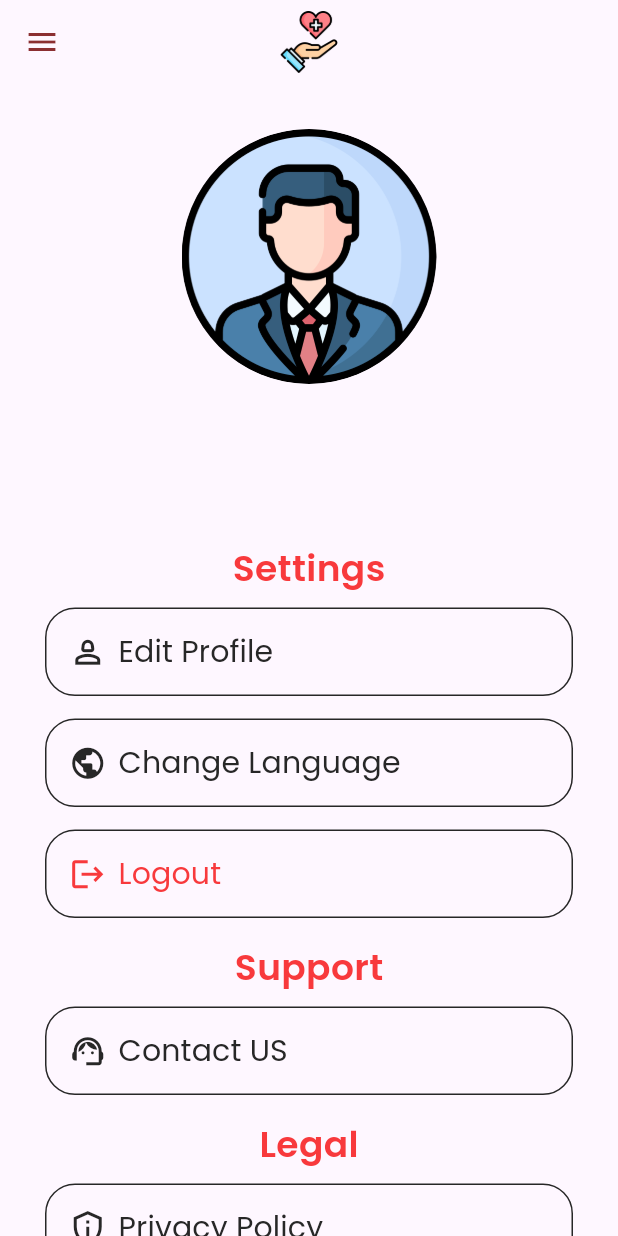
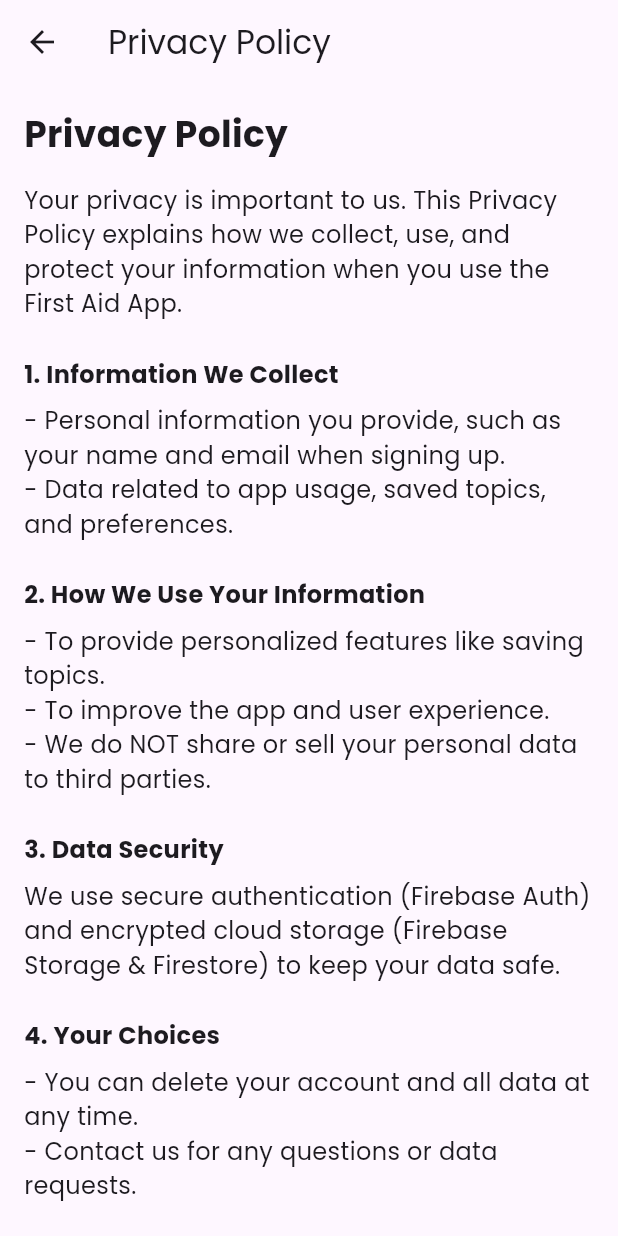
Before and after one commit to yvhiku/psu-first-aid-app, a Flutter app: the ProfileScreen screen opened directly, after a tap on "Privacy Policy", on a phone screen of 412 x 824 dp. Run offline on Flutter 3.47's test engine with Material 3 defaults, Android fonts, the phone set to English and light mode, and no system bars; our stand-ins replace cloud_firestore, country_picker, firebase_auth, firebase_core, firebase_storage, get and 6 more; missing offline and left inert: firebase_app_check; accounts and stored records are empty.

Commit message:
added privacy policy and screens

```diff
--- /dev/null
+++ b/lib/src/features/core/screens/profile/privacy_policy.dart
@@ -0,0 +1,86 @@
+import 'package:first_aid_app/src/constants/colors.dart';
+import 'package:flutter/material.dart';
+
+class PrivacyPolicyScreen extends StatelessWidget {
+  const PrivacyPolicyScreen({super.key});
+
+  @override
+  Widget build(BuildContext context) {
+    const baseStyle = TextStyle(fontFamily: 'Poppins', fontSize: 16);
+    const boldStyle = TextStyle(
+      fontFamily: 'Poppins',
+      fontSize: 16,
+      fontWeight: FontWeight.bold,
+    );
+
+    return Scaffold(
+      appBar: AppBar(
+        title: const Text(
+          'Privacy Policy',
+          style: TextStyle(fontFamily: 'Poppins'),
+        ),
+      ),
+      body: Padding(
+        padding: const EdgeInsets.all(16.0),
+        child: ListView(
+          children: const [
+            Text(
+              'Privacy Policy',
+              style: TextStyle(
+                fontFamily: 'Poppins',
+                fontSize: 24,
+                fontWeight: FontWeight.bold,
+              ),
+            ),
+            SizedBox(height: 16),
+            Text(
+              'Your privacy is important to us. This Privacy Policy explains how we collect, use, and protect your information when you use the First Aid App.',
+              style: baseStyle,
+            ),
+            SizedBox(height: 24),
+            Text('1. Information We Collect', style: boldStyle),
+            SizedBox(height: 8),
+            Text(
+              '- Personal information you provide, such as your name and email when signing up.\n'
+              '- Data related to app usage, saved topics, and preferences.',
+              style: baseStyle,
+            ),
+            SizedBox(height: 24),
+            Text('2. How We Use Your Information', style: boldStyle),
+            SizedBox(height: 8),
+            Text(
+              '- To provide personalized features like saving topics.\n'
+              '- To improve the app and user experience.\n'
+              '- We do NOT share or sell your personal data to third parties.',
+              style: baseStyle,
+            ),
+            SizedBox(height: 24),
+            Text('3. Data Security', style: boldStyle),
+            SizedBox(height: 8),
+            Text(
+              'We use secure authentication (Firebase Auth) and encrypted cloud storage (Firebase Storage & Firestore) to keep your data safe.',
+              style: baseStyle,
+            ),
+            SizedBox(height: 24),
+            Text('4. Your Choices', style: boldStyle),
+            SizedBox(height: 8),
+            Text(
+              '- You can delete your account and all data at any time.\n'
+              '- Contact us for any questions or data requests.',
+              style: baseStyle,
+            ),
+            SizedBox(height: 24),
+            Text('5. Changes to This Policy', style: boldStyle),
+            SizedBox(height: 8),
+            Text(
+              'We may update this policy from time to time. We will notify you of any major changes.',
+              style: baseStyle,
+            ),
+            SizedBox(height: 24),
+            Text('Contact Us:\nyvhiku@yandex.ru', style: baseStyle),
+          ],
+        ),
+      ),
+    );
+  }
+}
--- a/lib/src/features/core/screens/profile/profile.dart
+++ b/lib/src/features/core/screens/profile/profile.dart
@@ -6,7 +6,9 @@ import 'package:first_aid_app/src/features/authentication/model/user_model.dart'
 import 'package:first_aid_app/src/features/authentication/provider/auth_provider.dart';
 import 'package:first_aid_app/src/features/authentication/screens/contacts/contact_support.dart';
 import 'package:first_aid_app/src/features/authentication/screens/welcome/welcom_screen.dart';
-import 'package:first_aid_app/src/features/core/screens/profile/updated_profile.dart';
+import 'package:first_aid_app/src/features/core/screens/profile/about.dart';
+import 'package:first_aid_app/src/features/core/screens/profile/edit_profile.dart';
+import 'package:first_aid_app/src/features/core/screens/profile/privacy_policy.dart';
 import 'package:flutter/material.dart';
 import 'package:provider/provider.dart';
 
@@ -166,12 +168,22 @@ class ProfileScreen extends StatelessWidget {
                   MenuButtons(
                     icon: Icons.privacy_tip_outlined,
                     title: tPrivacyPol,
-                    onPressed: () {},
+                    onPressed: () => Navigator.push(
+                      context,
+                      MaterialPageRoute(
+                        builder: (context) => const PrivacyPolicyScreen(),
+                      ),
+                    ),
                   ),
                   MenuButtons(
                     icon: Icons.info_outline,
                     title: tAboutUs,
-                    onPressed: () {},
+                    onPressed: () => Navigator.push(
+                      context,
+                      MaterialPageRoute(
+                        builder: (context) => const AboutScreen(),
+                      ),
+                    ),
                   ),
                 ],
               ),
```
Also changed, not shown: lib/src/features/core/screens/profile/about.dart (added, +71 -0 lines), lib/src/features/core/screens/profile/edit_profile.dart (renamed from lib/src/features/core/screens/profile/updated_profile.dart).
